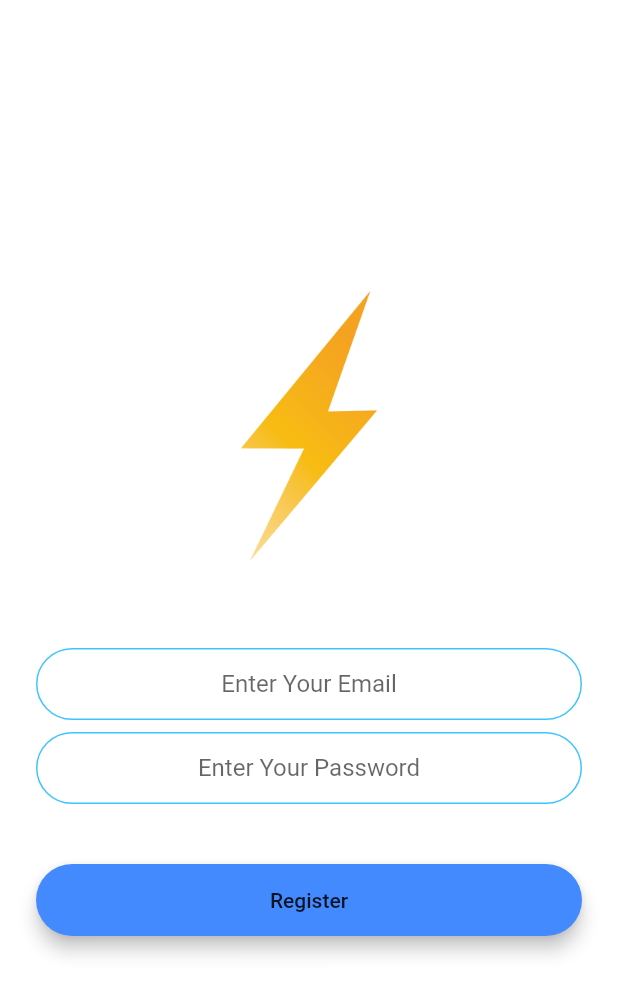
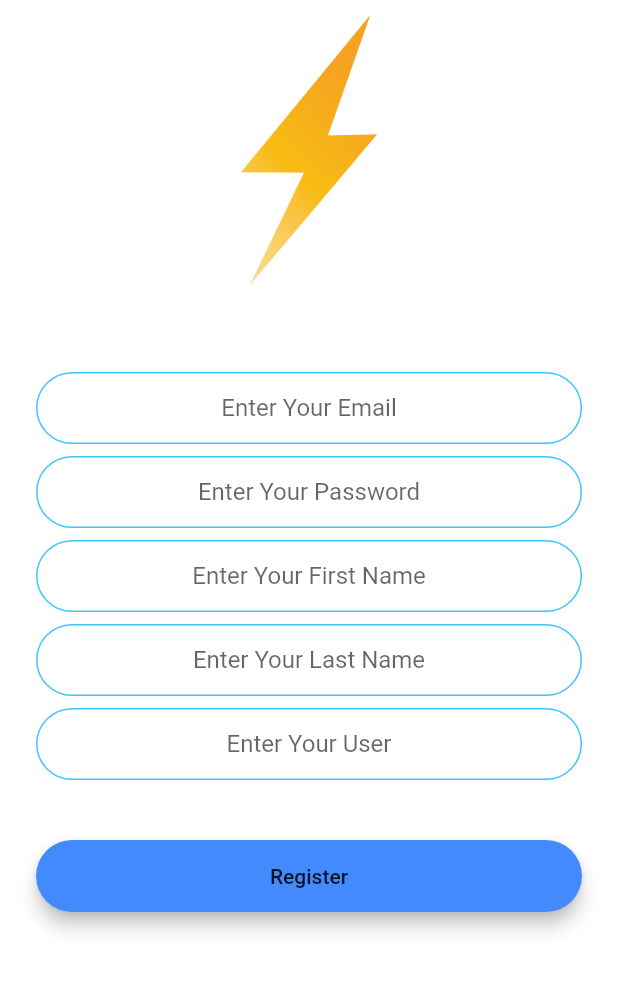
Before and after one commit to husseinBasem/chat, a Flutter app: the screen it shows after launch, after a tap on "Register", on a phone screen of 412 x 824 dp. Shown: the top 995 px of the screen. Run offline on Flutter 3.47's test engine with Material 2 defaults, Android fonts, the phone set to English and light mode, and no system bars; our stand-ins replace cloud_firestore, firebase_auth, firebase_core, modal_progress_hud; accounts and stored records are empty.

Commit message:
-create chat list class
registration screen

-add firestore instance
-change column to list view
-add text fields
-add another details to firestore

```diff
--- a/lib/main.dart
+++ b/lib/main.dart
@@ -6,7 +6,7 @@ import 'package:flutter/material.dart';
 import 'chat_screen.dart';
 import 'login_screen.dart';
 
-void main()  async {
+void main() async {
   WidgetsFlutterBinding.ensureInitialized();
   await Firebase.initializeApp();
   runApp(Chat());
@@ -18,8 +18,9 @@ class Chat extends StatelessWidget {
   Widget build(BuildContext context) {
     return MaterialApp(
       title: 'Flutter Demo',
+//      home: RegistrationScreen(),
 
-      initialRoute: 'welcome_screen',
+      initialRoute: 'registration_screen',
       routes: {
         'welcome_screen': (context)=> WelcomeScreen(),
         'chat_screen' : (context)=> ChatScreen(),
--- a/lib/registration_screen.dart
+++ b/lib/registration_screen.dart
@@ -1,3 +1,4 @@
+import 'package:cloud_firestore/cloud_firestore.dart';
 import 'package:firebase_core/firebase_core.dart';
 import 'package:flutter/material.dart';
 import 'package:flutter/rendering.dart';
@@ -14,8 +15,9 @@ class _RegistrationScreenState extends State<RegistrationScreen> {
 
 
   bool showSpinner = false;
-  String _Email,_Password;
+  String _Email,_Password,_FirstName,_LastName,_UserName;
   final _auth = FirebaseAuth.instance;
+  final _fireStore = FirebaseFirestore.instance;
   @override
   Widget build(BuildContext context) {
     return Scaffold(
@@ -25,16 +27,18 @@ class _RegistrationScreenState extends State<RegistrationScreen> {
         inAsyncCall: showSpinner,
         child: Padding(
           padding: EdgeInsets.symmetric(horizontal: 24.0),
-          child: Column(
-            mainAxisAlignment: MainAxisAlignment.center,
-            crossAxisAlignment: CrossAxisAlignment.stretch,
+          child: ListView(
+            shrinkWrap: true,
+
             children: <Widget>[
 
-              Hero(
-                tag: 'logo',
-                child: Container(
-                  height: 200.0,
-                  child: Image.asset('images/logo.png'),
+              Container(
+                child: Hero(
+                  tag: 'logo',
+                  child: Container(
+                    height: 200.0,
+                    child: Image.asset('images/logo.png'),
+                  ),
                 ),
               ),
               SizedBox(height: 48.0,),
@@ -51,7 +55,7 @@ class _RegistrationScreenState extends State<RegistrationScreen> {
               SizedBox(height: 8.0,),
 
               TextField(
-                keyboardType: TextInputType.emailAddress,
+                keyboardType: TextInputType.text,
                 textAlign: TextAlign.center,
                 obscureText: true,
                 onChanged: (value) {
@@ -59,6 +63,39 @@ class _RegistrationScreenState extends State<RegistrationScreen> {
 
                 },
                 decoration: KTextFieldDecoration.copyWith(hintText: 'Enter Your Password'),
+              ),
+              SizedBox(height: 8.0,),
+
+              TextField(
+                keyboardType: TextInputType.text,
+                textAlign: TextAlign.center,
+                onChanged: (value) {
+                  _FirstName = value;
+
+                },
+                decoration: KTextFieldDecoration.copyWith(hintText: 'Enter Your First Name'),
+              ),
+              SizedBox(height: 8.0,),
+
+              TextField(
+                keyboardType: TextInputType.text,
+                textAlign: TextAlign.center,
+                onChanged: (value) {
+                  _LastName = value;
+
+                },
+                decoration: KTextFieldDecoration.copyWith(hintText: 'Enter Your Last Name'),
+              ),
+              SizedBox(height: 8.0,),
+
+              TextField(
+                keyboardType: TextInputType.text,
+                textAlign: TextAlign.center,
+                onChanged: (value) {
+                  _UserName = value;
+
+                },
+                decoration: KTextFieldDecoration.copyWith(hintText: 'Enter Your User'),
               ),
               SizedBox(height: 24.0,),
               RoundedButton(
@@ -71,6 +108,13 @@ class _RegistrationScreenState extends State<RegistrationScreen> {
                     try {
                       final newUser = await _auth.createUserWithEmailAndPassword(
                           email: _Email, password: _Password);
+                      _fireStore.collection('users').add({
+                        'firstName': _FirstName,
+                        'lastName':  _LastName,
+                        'user': _UserName,
+                        'uid': newUser.user.uid
+                      }
+                          ).catchError((error)=> print("Failed to add user: $error"));
 
                       if (newUser != null) {
                         Navigator.pushNamed(context, 'chat_screen');
@@ -89,6 +133,8 @@ class _RegistrationScreenState extends State<RegistrationScreen> {
               ),
 
 
+
+
             ],
           ),
         ),
```
Also changed, not shown: lib/chat_list.dart (added, +17 -0 lines), lib/chat_screen.dart (+119 -33 lines), lib/login_screen.dart (+7 -5 lines).
